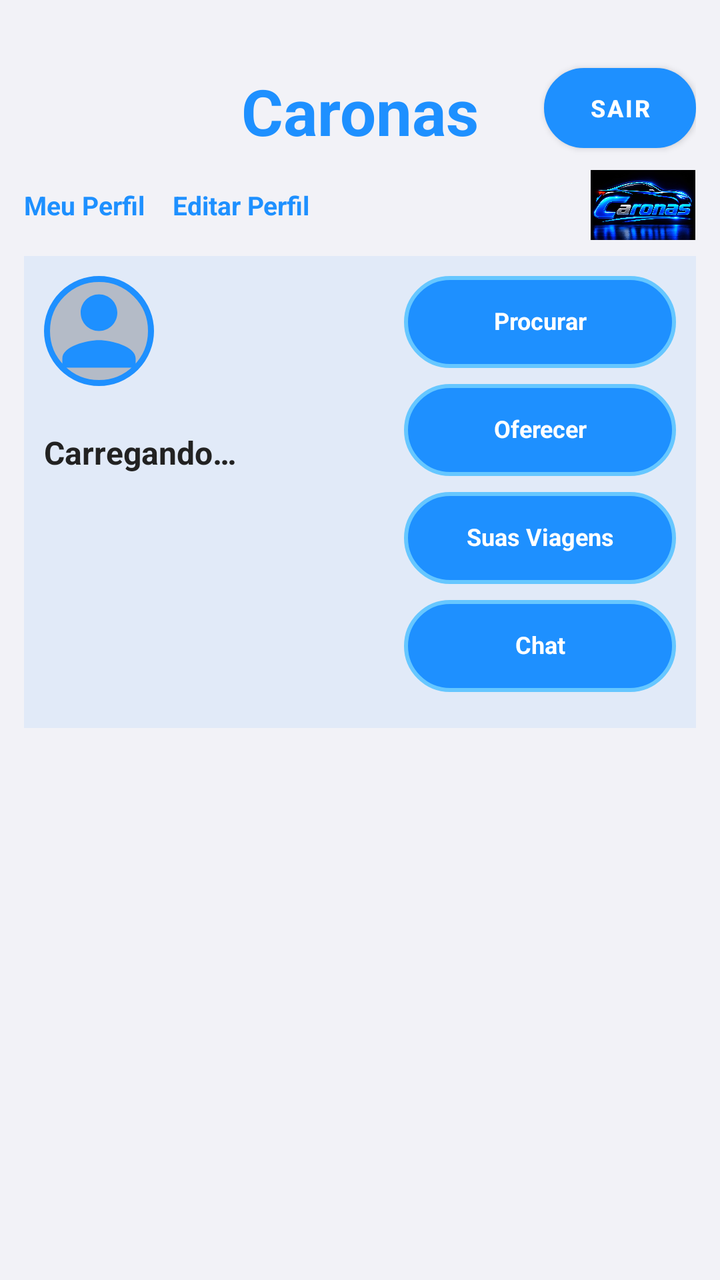
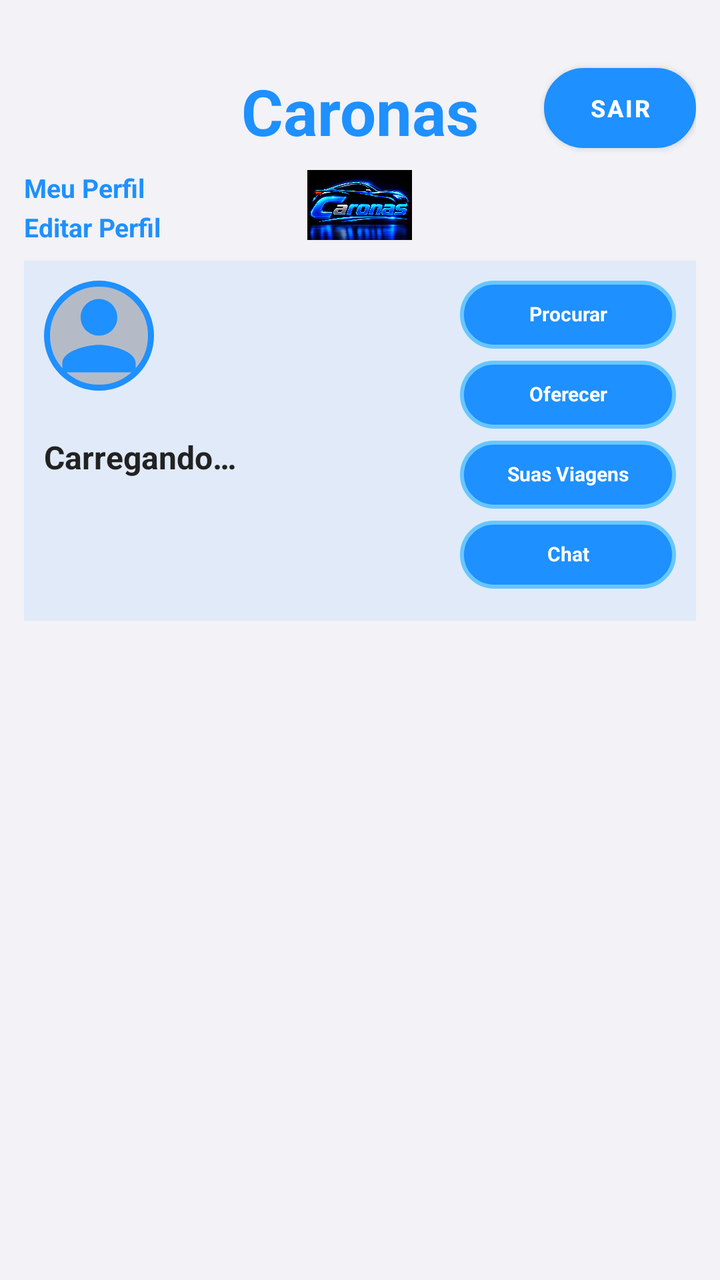

The first picture is an Android layout as it rendered before a commit; the second is the same layout after the commit. The layout source and the unified diff follow.
<!-- AndroidManifest.xml: application theme Theme.Caronas -->
<!-- res/layout/activity_tela_caronas.xml -->
<?xml version="1.0" encoding="utf-8"?>
<LinearLayout xmlns:android="http://schemas.android.com/apk/res/android"
    android:layout_width="match_parent"
    android:layout_height="match_parent"
    android:orientation="vertical"
    android:background="@color/fundo_cinza_claro"
    android:paddingHorizontal="12dp"
    android:paddingVertical="8dp">

    
    <RelativeLayout
        android:layout_width="match_parent"
        android:layout_height="wrap_content"
        android:layout_marginBottom="8dp">

        <TextView
            android:id="@+id/tvTituloCaronas"
            android:layout_width="wrap_content"
            android:layout_height="wrap_content"
            android:layout_centerHorizontal="true"
            android:layout_marginTop="26dp"
            android:text="@string/login_titulo"
            android:textColor="#1E90FF"
            android:textSize="32sp"
            android:textStyle="bold" />

        <Button
            android:id="@+id/btnSair"
            android:layout_width="76dp"
            android:layout_height="40dp"
            android:layout_alignTop="@id/tvTituloCaronas"
            android:layout_alignParentEnd="true"
            android:text="@string/sair"
            android:textSize="12sp"
            android:textStyle="bold"
            android:textColor="#FFFFFF"
            android:background="@drawable/botao_azul_neon"
            android:padding="4dp" />

        
        <RelativeLayout
            android:id="@+id/rowLogoPerfil"
            android:layout_width="match_parent"
            android:layout_height="wrap_content"
            android:layout_below="@id/tvTituloCaronas"
            android:layout_marginTop="8dp">

            <ImageView
                android:id="@+id/ivLogoCaronas"
                android:layout_width="53dp"
                android:layout_height="35dp"
                android:layout_alignParentEnd="true"
                android:scaleType="fitCenter"
                android:src="@drawable/logo_caronas"
                android:contentDescription="@string/login_titulo" />

            <LinearLayout
                android:layout_width="wrap_content"
                android:layout_height="wrap_content"
                android:layout_alignParentStart="true"
                android:layout_centerVertical="true"
                android:orientation="horizontal">

                <TextView
                    android:id="@+id/tvMeuPerfil"
                    android:layout_width="wrap_content"
                    android:layout_height="wrap_content"
                    android:text="@string/tela_botao_meu_perfil"
                    android:textSize="13sp"
                    android:textStyle="bold"
                    android:textColor="#1E90FF"
                    android:clickable="true"
                    android:focusable="true" />

                <TextView
                    android:id="@+id/tvEditarPerfil"
                    android:layout_width="wrap_content"
                    android:layout_height="wrap_content"
                    android:layout_marginStart="14dp"
                    android:text="@string/tela_botao_editar_perfil"
                    android:textSize="13sp"
                    android:textStyle="bold"
                    android:textColor="#1E90FF"
                    android:clickable="true"
                    android:focusable="true" />

            </LinearLayout>

        </RelativeLayout>

    </RelativeLayout>

    
    <LinearLayout
        android:layout_width="match_parent"
        android:layout_height="wrap_content"
        android:orientation="horizontal"
        android:background="#141E90FF"
        android:padding="10dp">

        <LinearLayout
            android:layout_width="0dp"
            android:layout_height="wrap_content"
            android:layout_weight="1"
            android:orientation="vertical"
            android:gravity="start">

            <ImageView
                android:id="@+id/ivFotoPerfil"
                android:layout_width="55dp"
                android:layout_height="55dp"
                android:src="@drawable/ic_person_default"
                android:scaleType="centerCrop"
                android:background="@drawable/borda_circular_azul" />

            <TextView
                android:id="@+id/tvPapelUsuario"
                android:layout_width="wrap_content"
                android:layout_height="wrap_content"
                android:layout_marginTop="6dp"
                android:textSize="12sp"
                android:textStyle="bold"
                android:textColor="#1E90FF" />

            <TextView
                android:id="@+id/tvNomeUsuario"
                android:layout_width="wrap_content"
                android:layout_height="wrap_content"
                android:text="@string/carregando"
                android:textSize="16sp"
                android:textStyle="bold"
                android:textColor="#222222" />

        </LinearLayout>

        <LinearLayout
            android:layout_width="wrap_content"
            android:layout_height="wrap_content"
            android:orientation="vertical"
            android:gravity="center">

            <TextView
                android:id="@+id/btnProcurar"
                style="@style/BotaoAcaoCaronasVertical"
                android:text="@string/tela_botao_procurar" />

            <TextView
                android:id="@+id/btnOferecer"
                style="@style/BotaoAcaoCaronasVertical"
                android:text="@string/tela_botao_oferecer" />

            <TextView
                android:id="@+id/btnSuasViagens"
                style="@style/BotaoAcaoCaronasVertical"
                android:text="@string/tela_botao_viagens" />

            <TextView
                android:id="@+id/btnChat"
                style="@style/BotaoAcaoCaronasVertical"
                android:text="@string/tela_botao_chat" />

        </LinearLayout>

    </LinearLayout>

</LinearLayout>
<!-- resources referenced by this layout -->
<resources>
  <color name="fundo_cinza_claro">#F2F2F7</color>
  <!-- drawable borda_circular_azul (drawable) -->
  <?xml version="1.0" encoding="utf-8"?>
  <shape xmlns:android="http://schemas.android.com/apk/res/android"
      android:shape="oval">
      <stroke
          android:width="3dp"
          android:color="#1E90FF" />
      <solid android:color="#33000000" />
  </shape>
  <!-- drawable botao_azul_neon (drawable) -->
  <?xml version="1.0" encoding="utf-8"?>
  <shape xmlns:android="http://schemas.android.com/apk/res/android">
      <solid android:color="#1E90FF" />
      <corners android:radius="25dp" />
      <stroke android:width="2dp" android:color="#66C7FF" />
      <padding android:left="16dp" android:right="16dp" android:top="12dp" android:bottom="12dp" />
  </shape>
  <!-- drawable ic_person_default (drawable) -->
  <?xml version="1.0" encoding="utf-8"?>
  <vector xmlns:android="http://schemas.android.com/apk/res/android"
      android:width="80dp"
      android:height="80dp"
      android:viewportWidth="24"
      android:viewportHeight="24">
      <path
          android:fillColor="#1E90FF"
          android:pathData="M12,12c2.21,0 4,-1.79 4,-4s-1.79,-4 -4,-4 -4,1.79 -4,4 1.79,4 4,4zM12,14c-2.67,0 -8,1.34 -8,4v2h16v-2c0,-2.66 -5.33,-4 -8,-4z"/>
  </vector>
  <!-- drawable logo_caronas: jpg bitmap (drawable, 106585 bytes) -->
  <string name="carregando">Carregando…</string>
  <string name="login_titulo">Caronas</string>
  <string name="sair">Sair</string>
  <string name="tela_botao_chat">Chat</string>
  <string name="tela_botao_editar_perfil">Editar Perfil</string>
  <string name="tela_botao_meu_perfil">Meu Perfil</string>
  <string name="tela_botao_oferecer">Oferecer</string>
  <string name="tela_botao_procurar">Procurar</string>
  <string name="tela_botao_viagens">Suas Viagens</string>
  <style name="BotaoAcaoCaronasVertical">
          <item name="android:layout_width">136dp</item>
          <item name="android:layout_height">46dp</item>
          <item name="android:layout_marginBottom">8dp</item>
          <item name="android:background">@drawable/botao_azul_neon</item>
          <item name="android:textColor">#FFFFFF</item>
          <item name="android:textSize">12sp</item>
          <item name="android:textStyle">bold</item>
          <item name="android:gravity">center</item>
          <item name="android:includeFontPadding">false</item>
          <item name="android:paddingHorizontal">4dp</item>
          <item name="android:paddingVertical">2dp</item>
          <item name="android:clickable">true</item>
          <item name="android:focusable">true</item>
      </style>
  <style name="Theme.Caronas" parent="Theme.MaterialComponents.DayNight.NoActionBar">
          <item name="colorPrimary">@color/azul_neon</item>
          <item name="colorPrimaryVariant">@color/azul_neon_escuro</item>
          <item name="colorOnPrimary">@color/white</item>
          <item name="colorSecondary">@color/azul_neon</item>
          <item name="colorSecondaryVariant">@color/azul_neon_escuro</item>
          <item name="colorOnSecondary">@color/white</item>
          <item name="android:statusBarColor">@color/fundo_escuro</item>
          <item name="android:windowBackground">@color/fundo_escuro</item>
      </style>
  <color name="azul_neon">#1E90FF</color>
  <color name="azul_neon_escuro">#0D47A1</color>
  <color name="white">#FFFFFFFF</color>
  <color name="fundo_escuro">#0A0E1A</color>
</resources>

<!-- the commit's change to res/layout/activity_tela_caronas.xml (unified diff, before → after) -->
@@ -49,7 +49,7 @@
                 android:id="@+id/ivLogoCaronas"
                 android:layout_width="53dp"
                 android:layout_height="35dp"
-                android:layout_alignParentEnd="true"
+                android:layout_centerHorizontal="true"
                 android:scaleType="fitCenter"
                 android:src="@drawable/logo_caronas"
                 android:contentDescription="@string/login_titulo" />
@@ -59,7 +59,7 @@
                 android:layout_height="wrap_content"
                 android:layout_alignParentStart="true"
                 android:layout_centerVertical="true"
-                android:orientation="horizontal">
+                android:orientation="vertical">
 
                 <TextView
                     android:id="@+id/tvMeuPerfil"
@@ -76,7 +76,7 @@
                     android:id="@+id/tvEditarPerfil"
                     android:layout_width="wrap_content"
                     android:layout_height="wrap_content"
-                    android:layout_marginStart="14dp"
+                    android:layout_marginTop="2dp"
                     android:text="@string/tela_botao_editar_perfil"
                     android:textSize="13sp"
                     android:textStyle="bold"
<!-- resource entries referenced after the edit -->
@@ -40,17 +40,17 @@
   <string name="tela_botao_procurar">Procurar</string>
   <string name="tela_botao_viagens">Suas Viagens</string>
   <style name="BotaoAcaoCaronasVertical">
-          <item name="android:layout_width">136dp</item>
-          <item name="android:layout_height">46dp</item>
-          <item name="android:layout_marginBottom">8dp</item>
+          <item name="android:layout_width">108dp</item>
+          <item name="android:layout_height">34dp</item>
+          <item name="android:layout_marginBottom">6dp</item>
           <item name="android:background">@drawable/botao_azul_neon</item>
           <item name="android:textColor">#FFFFFF</item>
-          <item name="android:textSize">12sp</item>
+          <item name="android:textSize">10sp</item>
           <item name="android:textStyle">bold</item>
           <item name="android:gravity">center</item>
           <item name="android:includeFontPadding">false</item>
-          <item name="android:paddingHorizontal">4dp</item>
-          <item name="android:paddingVertical">2dp</item>
+          <item name="android:paddingHorizontal">3dp</item>
+          <item name="android:paddingVertical">1dp</item>
           <item name="android:clickable">true</item>
           <item name="android:focusable">true</item>
       </style>
